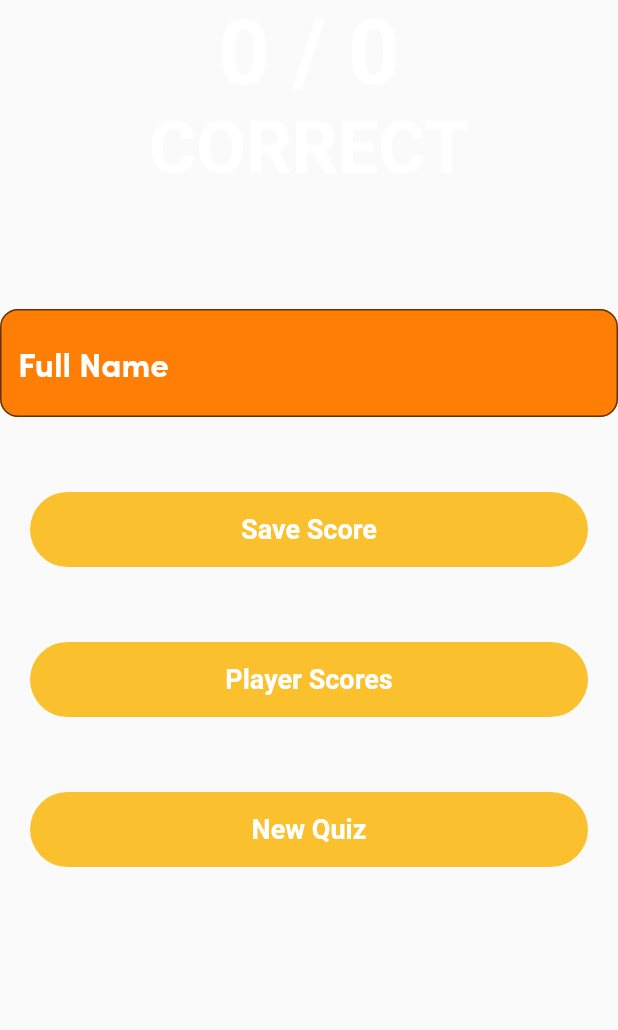
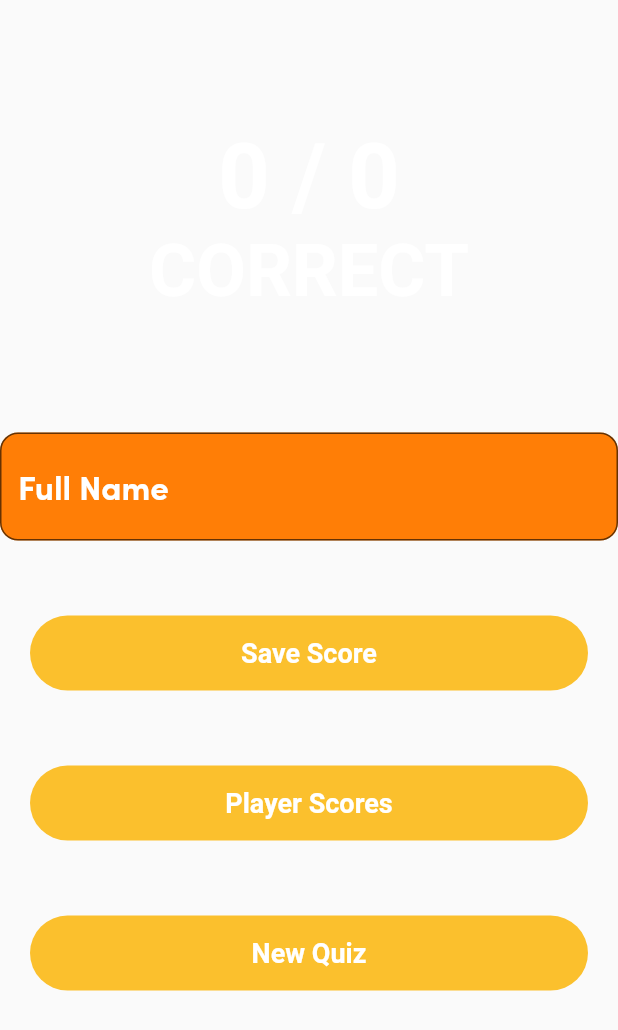
Before and after one commit to juanperezro1/sofka, a Flutter app: the QuizResults widget shown alone on an empty page, opened directly with empty values, on a phone screen of 412 x 824 dp. Shown: the top 1030 px of the screen. Run offline on Flutter 3.47's test engine with Material 2 defaults, Android fonts, the light colour scheme and no system bars; our stand-ins replace cloud_firestore, dio, equatable, firebase_core, flutter_hooks, flutter_riverpod and 2 more; missing offline and left inert: enum_to_string, html_character_entities; accounts and stored records are empty; network calls fail; project files that could hold a hidden picture were left out.

Commit message:
Se realizan mejoras en la UI

```diff
--- a/lib/src/screens/quiz/quiz_screen.dart
+++ b/lib/src/screens/quiz/quiz_screen.dart
@@ -20,7 +20,7 @@ class QuizScreen extends HookWidget  {
 
   final quizQuestionsProvider = FutureProvider.autoDispose<List<Question>>(
     (ref) => ref.watch(quizRepositoryProvider).getQuestions(
-          numQuestions: 2,
+          numQuestions: 25,
           categoryId: Random().nextInt(24) + 9,
           difficulty: Difficulty.any,
         ),
--- a/lib/src/widgets/quiz_results.dart
+++ b/lib/src/widgets/quiz_results.dart
@@ -27,7 +27,9 @@ class QuizResults extends StatelessWidget {
 
   @override
   Widget build(BuildContext context) {
+    Size size = MediaQuery.of(context).size;
     return SingleChildScrollView(
+      padding: EdgeInsets.only(top: size.height * 0.1),
       child: Column(
         mainAxisAlignment: MainAxisAlignment.center,
         crossAxisAlignment: CrossAxisAlignment.stretch,
```
